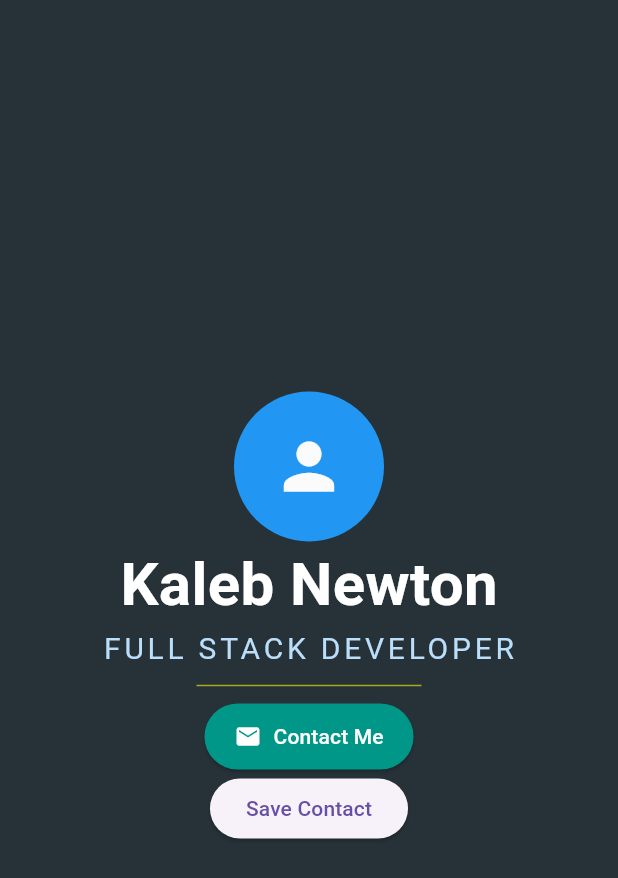
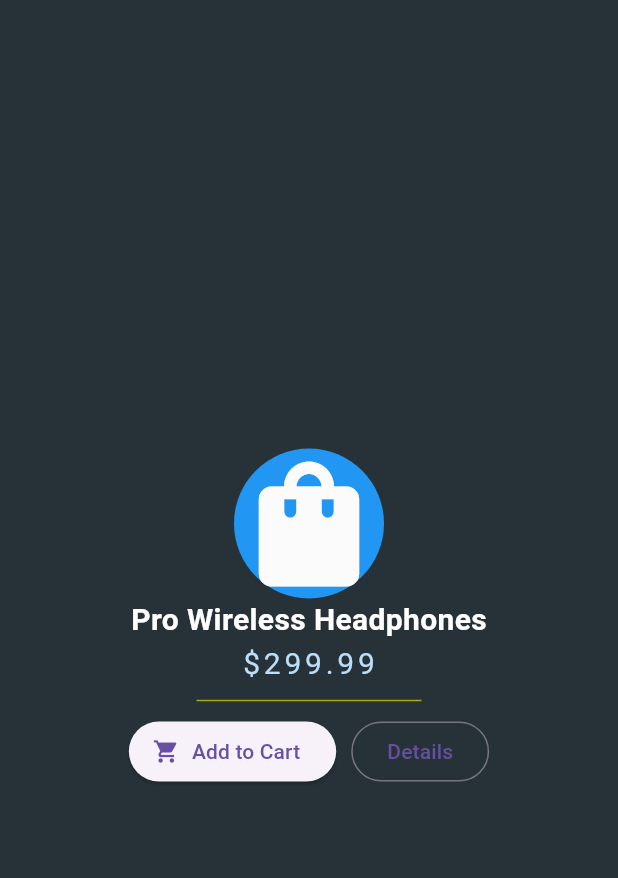
Before and after one commit to ksnewt/portfolio_v1, a Flutter app: the screen it shows after launch, on a phone screen of 412 x 824 dp. Shown: the top 878 px of the screen. Run offline on Flutter 3.47's test engine with Material 3 defaults, Android fonts, the phone set to English and light mode, and no system bars.

Commit message:
feat: implemented nested Row layout for product buttons

```diff
--- a/lib/main.dart
+++ b/lib/main.dart
@@ -19,42 +19,42 @@ class MyProfileApp extends StatelessWidget {
                 const CircleAvatar(
                   radius: 50.0,
                   backgroundColor: Colors.blue,
-                  child: Icon(Icons.person, size: 50, color: Color.fromARGB(255, 251, 251, 251)),
+                  child: Icon(Icons.shopping_bag, size: 100, color: Color.fromARGB(255, 251, 251, 251)),
                 ),
                 // 2. The Name (Text widget)
                 const Text(
-                  'Kaleb Newton',
-                  style: TextStyle(fontSize: 40.0, color: Color.fromARGB(255, 255, 255, 255), fontWeight: FontWeight.bold),
+                  'Pro Wireless Headphones',
+                  style: TextStyle(fontSize: 20.0, color: Color.fromARGB(255, 255, 255, 255), fontWeight: FontWeight.bold),
                 ),
                 // 3. The Subtitle
                 Text(
-                  'FULL STACK DEVELOPER',
+                  '\$299.99',
                   style: TextStyle(color: Colors.blue.shade100, fontSize: 20.0, letterSpacing: 2.5),
                 ),
                 // 4. A Divider (Like a <hr> in HTML)
                 const SizedBox(height: 20, width: 150, child: Divider(color: Color.fromARGB(255, 168, 168, 28))),
                 // 5. The "Action" Button (Now with an Icon!)
-                ElevatedButton.icon(
-                  style: ElevatedButton.styleFrom(
-                  backgroundColor: Colors.teal,
-                  foregroundColor: Colors.white,
-                  padding: const EdgeInsets.symmetric(horizontal: 20, vertical: 12),
-                ),
-                  onPressed: () {
-                  // This is the logic "slot" - currently just a console message
-                    print("Contact Button Pressed!");
-                  },
-                  icon: const Icon(Icons.email, size: 18), // Slot 1: The Icon
-                  label: const Text('Contact Me'),         // Slot 2: The Label
-                ),
+                Row(
+                  mainAxisAlignment: MainAxisAlignment.center,
+                  children: [
+                    ElevatedButton.icon(
+                      onPressed: () {
+                      print("Added to Cart!");
+                    },
+                    icon: const Icon(Icons.shopping_cart, size: 18),
+                    label: const Text('Add to Cart'),
+                    ),
+                    const SizedBox(width: 10), //Horizontal gap between buttons
+                    OutlinedButton(
+                      onPressed: (){
+                      print('Details Clicked');
+                    },
 
-                ElevatedButton(
-                  onPressed: () {
-                    print("Contact Saved!");
-                  },
-                  child: const Text('Save Contact')
-                ),
-              ],
+                    child: const Text('Details')
+                    )
+                  ],
+                )
+              ], //children
             ),
           ),
         ),
```
